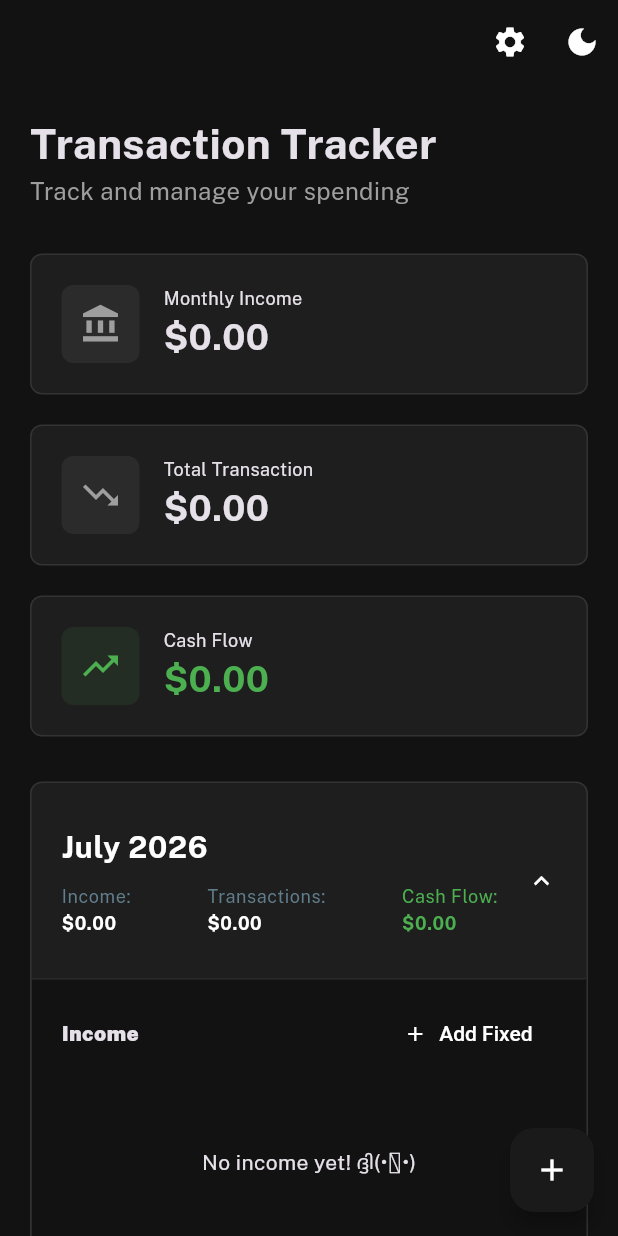
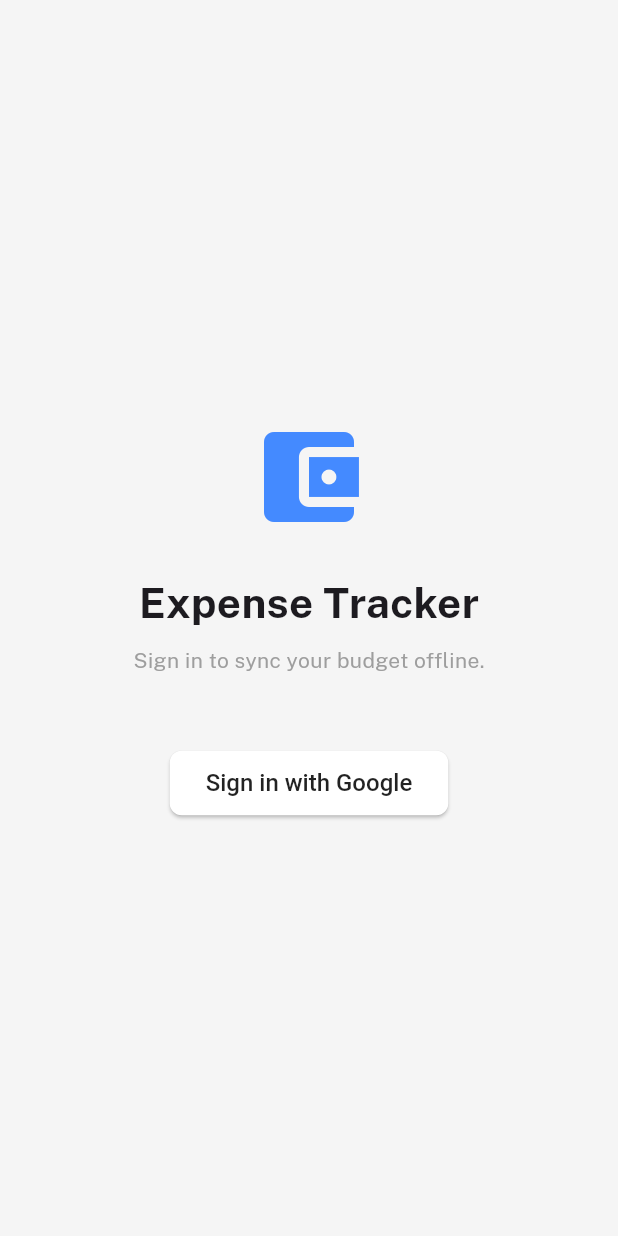
Before and after one commit to mustachebutter/expense-tracker, a Flutter app: the screen it shows after launch, on a phone screen of 412 x 824 dp. Run offline on Flutter 3.47's test engine with Material 3 defaults, Android fonts, the light colour scheme and no system bars; our stand-ins replace drift, flutter_dotenv, google_fonts, google_sign_in, material_symbols_icons, supabase_flutter; missing offline and left inert: win32_registry; accounts and stored records are empty; generated files the repository leaves out were written again.

Commit message:
Added OAuth for Google

```diff
--- a/lib/main.dart
+++ b/lib/main.dart
@@ -1,5 +1,9 @@
+import 'dart:io';
+import 'package:win32_registry/win32_registry.dart';
 import 'package:expense_tracker/database.dart';
+import 'package:expense_tracker/screens/auth_gate.dart';
 import 'package:expense_tracker/sync_engine.dart';
+import 'package:expense_tracker/theme_state.dart';
 import 'package:flutter/material.dart';
 import 'package:expense_tracker/screens/dashboard.dart';
 import 'package:flutter_dotenv/flutter_dotenv.dart';
@@ -11,6 +15,7 @@ import 'package:supabase_flutter/supabase_flutter.dart';
 void main() async{
   // Ensure Flutter engine is ready before we do networking
   WidgetsFlutterBinding.ensureInitialized();
+  registerWindowsProtocol();
 
   await dotenv.load(fileName: ".env");
 
@@ -21,9 +26,39 @@ void main() async{
 
   final db = AppDatabase.instance;
   SyncEngine.initialize(db);
-  await signInTestUser();
+  // await signInTestUser();
   runApp(TransactionApp());
 }
+
+void registerWindowsProtocol()
+{
+  if (Platform.isWindows)
+  {
+    try
+    {
+      print("🪟 Attempting to write to Windows Registry...");
+
+
+      final executablePath = Platform.resolvedExecutable;
+      print("📍 Executable path: $executablePath");
+      const scheme = 'com.butters.expense_tracker';
+
+      final key = CURRENT_USER.create("Software\\Classes\\$scheme");
+      key.setValue("URL Protocol", const RegistryValue.string(""));
+
+      final commandKey = key.create("shell\\open\\command");
+      commandKey.setValue("", RegistryValue.string('"$executablePath" "%1"'));
+
+      commandKey.close();
+      key.close();
+    }
+    catch (e)
+    {
+      print("❌ Registry Injection Failed: $e");
+    }
+  }
+}
+
 
 Future<void> signInTestUser() async {
   final supabase = Supabase.instance.client;
@@ -75,17 +110,10 @@ class AppConstants {
 
   static const Color primaryBlue = Color(0xFF0D47A1);
 }
-class TransactionApp extends StatefulWidget {
-  const TransactionApp({super.key});
 
-  @override
-  State<TransactionApp> createState() => TransactionAppState();
-}
 
-class TransactionAppState extends State<TransactionApp> {
-  ThemeMode _currentMode = ThemeMode.dark;
-  // ElevatedButton
-
+class TransactionApp extends StatelessWidget {
+  TransactionApp({super.key});
 
   final ThemeData lightTheme = ThemeData(
     textTheme: GoogleFonts.publicSansTextTheme(
@@ -249,25 +277,20 @@ class TransactionAppState extends State<TransactionApp> {
     )
   );
 
-  void _toggleTheme() {
-    setState(() {
-      _currentMode = _currentMode == ThemeMode.light
-        ? ThemeMode.dark
-        : ThemeMode.light;
-    });
-  }
-
-  // This widget is the root of your application.
   @override
   Widget build(BuildContext context) {
-    return MaterialApp(
-      title: 'Transaction Tracker App',
-      theme: lightTheme,
-      darkTheme: darkTheme,
-      themeMode: _currentMode,
-      home: Dashboard(
-        onThemeToggle: _toggleTheme,
-      ),
-      );
+    return ValueListenableBuilder<ThemeMode>(
+      valueListenable: themeNotifier,
+      builder: (context, currentMode, child)
+      {
+        return MaterialApp(
+          title: 'Transaction Tracker App',
+          theme: lightTheme,
+          darkTheme: darkTheme,
+          themeMode: currentMode,
+          home: AuthGate(),
+        );
+      },
+    );
   }
 }
--- /dev/null
+++ b/lib/screens/auth_gate.dart
@@ -0,0 +1,34 @@
+import 'package:expense_tracker/main.dart';
+import 'package:expense_tracker/screens/dashboard.dart';
+import 'package:expense_tracker/screens/login.dart';
+import 'package:flutter/material.dart';
+import 'package:flutter_dotenv/flutter_dotenv.dart';
+import 'package:google_sign_in/google_sign_in.dart';
+import 'package:supabase_flutter/supabase_flutter.dart';
+
+class AuthGate extends StatelessWidget
+{
+  const AuthGate({super.key});
+
+  @override
+  Widget build(BuildContext context) {
+    return StreamBuilder<AuthState>(
+      stream: Supabase.instance.client.auth.onAuthStateChange,
+      builder: (context, snapshot) {
+        if (snapshot.connectionState == ConnectionState.waiting)
+        {
+          return const Scaffold(body: Center(child: CircularProgressIndicator()),);
+        }
+
+        final session = snapshot.data?.session;
+
+        if (session != null)
+        {
+          return Dashboard();
+        }
+
+        return Login();
+      },
+    );
+  }
+}
--- /dev/null
+++ b/lib/screens/login.dart
@@ -0,0 +1,143 @@
+import 'dart:io';
+
+import 'package:flutter/foundation.dart';
+import 'package:flutter/material.dart';
+import 'package:flutter_dotenv/flutter_dotenv.dart';
+import 'package:google_sign_in/google_sign_in.dart';
+import 'package:supabase_flutter/supabase_flutter.dart';
+import 'auth_gate.dart'; // Wherever you saved your signInWithGoogle() function
+
+class Login extends StatefulWidget {
+  const Login({super.key});
+
+  @override
+  State<Login> createState() => _LoginState();
+}
+
+class _LoginState extends State<Login> {
+  bool _isLoading = false;
+
+  Future<void> signInWithGoogle() async
+  {
+    try
+    {
+
+      if (!kIsWeb && (Platform.isWindows || Platform.isLinux))
+      {
+        await Supabase.instance.client.auth.signInWithOAuth(
+          OAuthProvider.google,
+          redirectTo: "com.butters.expense-tracker://login-callback",
+        );
+      }
+      else
+      {
+          await dotenv.load(fileName: ".env");
+          final webClientId = dotenv.env["WEB_CLIENT_ID"];
+          final GoogleSignIn googleSignIn = GoogleSignIn.instance;
+
+          await googleSignIn.initialize
+          (
+            serverClientId: webClientId,
+          );
+
+          final googleUser = await googleSignIn.authenticate();
+
+          final googleAuth = googleUser.authentication;
+          final googleIdToken = googleAuth.idToken;
+
+          final scopes = <String>[];
+          final googleAuthorization = await googleUser.authorizationClient.authorizationForScopes(scopes)
+            ?? await googleUser.authorizationClient.authorizeScopes(scopes);
+          final accessToken = googleAuthorization.accessToken;
+
+          if (accessToken == null || googleIdToken == null) throw "Missing tokens";
+
+          await Supabase.instance.client.auth.signInWithIdToken(
+            provider: OAuthProvider.google,
+            idToken: googleIdToken,
+            accessToken: accessToken,
+          );
+
+          print("✅ Google Sign-In Successful!");
+
+        }
+      }
+    catch (e)
+    {
+      print("❌ Error: $e");
+    }
+  }
+
+  // A wrapper function to handle the loading UI state
+  Future<void> _handleGoogleLogin() async {
+    setState(() => _isLoading = true);
+
+    try {
+      // Call the Google v7+ function we wrote earlier!
+      await signInWithGoogle();
+      // Note: We don't need Navigator.push() here!
+      // The AuthGate will see the successful login and swap the screen for us.
+    } catch (e) {
+      if (mounted) {
+        ScaffoldMessenger.of(context).showSnackBar(
+          SnackBar(content: Text('Login Failed: $e')),
+        );
+      }
+    } finally {
+      if (mounted) {
+        setState(() => _isLoading = false);
+      }
+    }
+  }
+
+  @override
+  Widget build(BuildContext context) {
+    return Scaffold(
+      backgroundColor: Colors.grey[100],
+      body: Center(
+        child: Padding(
+          padding: const EdgeInsets.all(24.0),
+          child: Column(
+            mainAxisAlignment: MainAxisAlignment.center,
+            children: [
+              const Icon(Icons.account_balance_wallet, size: 80, color: Colors.blueAccent),
+              const SizedBox(height: 24),
+              const Text(
+                "Expense Tracker",
+                style: TextStyle(fontSize: 28, fontWeight: FontWeight.bold),
+              ),
+              const SizedBox(height: 8),
+              const Text(
+                "Sign in to sync your budget offline.",
+                style: TextStyle(color: Colors.grey),
+              ),
+              const SizedBox(height: 48),
+
+              // The Google Sign-In Button
+              _isLoading
+                ? const CircularProgressIndicator()
+                : ElevatedButton.icon(
+                    onPressed: _handleGoogleLogin,
+                    // icon: Image.network(
+                    //   'https://upload.wikimedia.org/wikipedia/commons/c/c1/Google_%22G%22_logo.svg',
+                    //   height: 24,
+                    // ), // Or use an asset image if you downloaded the Google logo
+                    label: const Text(
+                      "Sign in with Google",
+                      style: TextStyle(fontSize: 16, color: Colors.black87),
+                    ),
+                    style: ElevatedButton.styleFrom(
+                      backgroundColor: Colors.white,
+                      padding: const EdgeInsets.symmetric(horizontal: 24, vertical: 12),
+                      shape: RoundedRectangleBorder(
+                        borderRadius: BorderRadius.circular(8),
+                      ),
+                    ),
+                  ),
+            ],
+          ),
+        ),
+      ),
+    );
+  }
+}
--- /dev/null
+++ b/lib/theme_state.dart
@@ -0,0 +1,4 @@
+import 'package:flutter/material.dart';
+
+// This is a globally accessible state object
+final themeNotifier = ValueNotifier<ThemeMode>(ThemeMode.system);
--- a/pubspec.yaml
+++ b/pubspec.yaml
@@ -44,6 +44,8 @@ dependencies:
   uuid: ^4.5.3
   google_sign_in: ^7.2.0
   flutter_dotenv: ^6.0.1
+  app_links: ^7.0.0
+  win32_registry: ^3.0.3
 
 dev_dependencies:
   flutter_test:
```
Also changed, not shown: lib/screens/dashboard.dart (+16 -4 lines), 4 other files.
